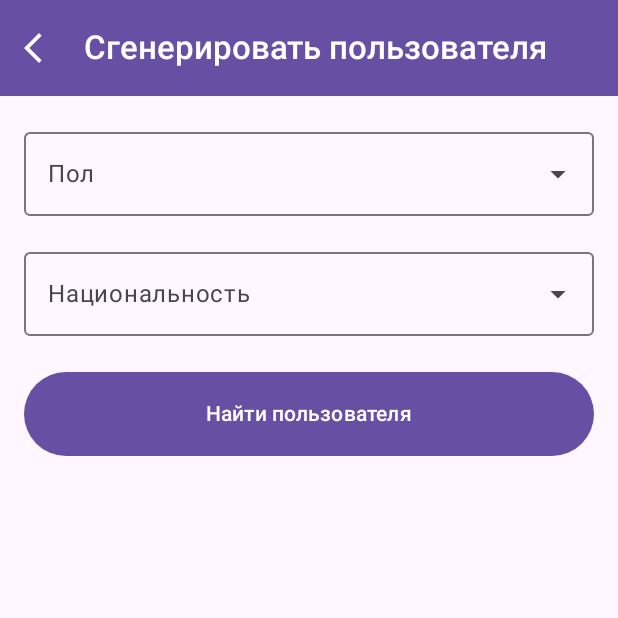
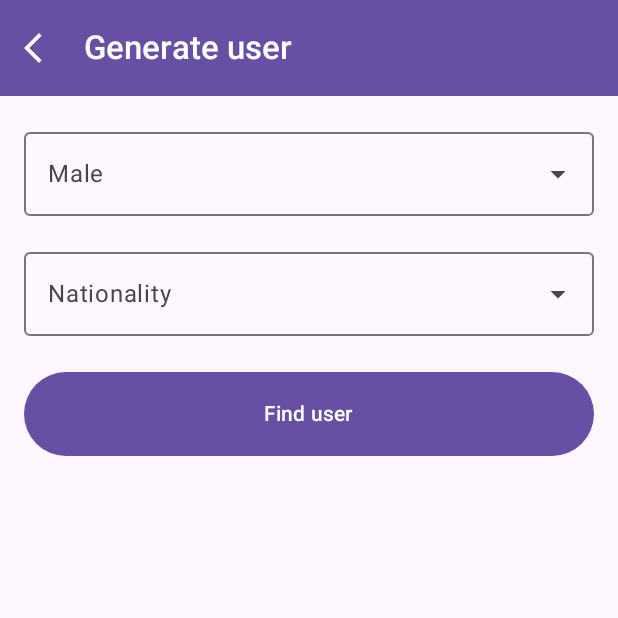
Before and after one commit to abcKristy/RandomUserApp, an Android app built with Jetpack Compose: the AddNewRandomUserScreen screen opened through its navigation route, on a phone screen of 412 x 824 dp, the top half of it. Run offline under Robolectric (Android 15) with nearby library versions, the phone set to English and light mode, and no system bars; our stand-ins replace Dagger/Hilt's generated code, Room's generated code; pictures from the network do not load.

Commit message:
all styles done in main version

```diff
--- a/app/src/main/java/com/example/horseinacoat/presentation/screens/MainScreen.kt
+++ b/app/src/main/java/com/example/horseinacoat/presentation/screens/MainScreen.kt
@@ -69,7 +69,7 @@ fun MainScreen(
             Spacer(modifier = Modifier.height(40.dp))
 
             Text(
-                text = "Кто будет на этот раз?",
+                text = "Who will it be this time?",
                 style = MaterialTheme.typography.headlineLarge,
                 color = MaterialTheme.colorScheme.primary,
                 fontWeight = FontWeight.Bold,
@@ -95,7 +95,7 @@ fun MainScreen(
                 )
             ) {
                 Text(
-                    text = "Обычный режим",
+                    text = "Simple mode",
                     fontSize = 18.sp,
                     fontWeight = FontWeight.Medium
                 )
@@ -119,7 +119,7 @@ fun MainScreen(
                 )
             ) {
                 Text(
-                    text = "Кастомная версия",
+                    text = "Custom mode",
                     fontSize = 18.sp,
                     fontWeight = FontWeight.Medium
                 )
--- a/app/src/main/java/com/example/horseinacoat/presentation/screens/usual/AddNewRandomUserScreen.kt
+++ b/app/src/main/java/com/example/horseinacoat/presentation/screens/usual/AddNewRandomUserScreen.kt
@@ -1,6 +1,5 @@
 package com.example.horseinacoat.presentation.screens.usual
 
-import androidx.compose.foundation.layout.Arrangement
 import androidx.compose.foundation.layout.Column
 import androidx.compose.foundation.layout.Row
 import androidx.compose.foundation.layout.Spacer
@@ -27,11 +26,9 @@ import androidx.compose.material3.OutlinedTextField
 import androidx.compose.material3.Scaffold
 import androidx.compose.material3.Surface
 import androidx.compose.material3.Text
-import androidx.compose.material3.TextField
 import androidx.compose.material3.TopAppBar
 import androidx.compose.material3.TopAppBarDefaults
 import androidx.compose.runtime.Composable
-import androidx.compose.runtime.LaunchedEffect
 import androidx.compose.runtime.collectAsState
 import androidx.compose.runtime.getValue
 import androidx.compose.runtime.mutableStateOf
@@ -100,15 +97,15 @@ fun AddNewRandomUserContent(
     var genderExpanded by remember { mutableStateOf(false) }
     var nationalityExpanded by remember { mutableStateOf(false) }
 
-    val genders = listOf("Мужской", "Женский")
-    val nationalities = listOf("AU", "BR", "CA", "CH", "DE,", "DK", "ES", "FI", "FR", "GB", "IE", "IN", "IR", "MX", "NL", "NO", "NZ", "RS", "TR", "UA", "US")
+    val genders = listOf("Man", "Woman")
+    val nationalities = listOf("AU", "BR", "CA", "CH", "DE", "DK", "ES", "FI", "FR", "GB", "IE", "IN", "IR", "MX", "NL", "NO", "NZ", "RS", "TR", "UA", "US")
 
     Scaffold(
         topBar = {
             TopAppBar(
                 title = {
                     Text(
-                        "Сгенерировать пользователя",
+                        "Generate user",
                         color = MaterialTheme.colorScheme.onPrimary,
                         fontWeight = FontWeight.Medium
                     )
@@ -124,7 +121,7 @@ fun AddNewRandomUserContent(
                     ) {
                         Icon(
                             painter = painterResource(id = R.drawable.ic_back),
-                            contentDescription = "Назад",
+                            contentDescription = "Back",
                             tint = MaterialTheme.colorScheme.onPrimary
                         )
                     }
@@ -156,8 +153,8 @@ fun AddNewRandomUserContent(
                         modifier = Modifier
                             .fillMaxWidth()
                             .menuAnchor(),
-                        label = { Text("Пол") },
-                        placeholder = { Text("Выберите пол") }
+                        label = { Text("Male") },
+                        placeholder = { Text("Choose male") }
                     )
 
                     ExposedDropdownMenu(
@@ -165,7 +162,7 @@ fun AddNewRandomUserContent(
                         onDismissRequest = { genderExpanded = false }
                     ) {
                         DropdownMenuItem(
-                            text = { Text("Любой") },
+                            text = { Text("Any") },
                             onClick = {
                                 selectedGender = null
                                 genderExpanded = false
@@ -197,8 +194,8 @@ fun AddNewRandomUserContent(
                         modifier = Modifier
                             .fillMaxWidth()
                             .menuAnchor(),
-                        label = { Text("Национальность") },
-                        placeholder = { Text("Выберите национальность") }
+                        label = { Text("Nationality") },
+                        placeholder = { Text("Choose nationality") }
                     )
 
                     ExposedDropdownMenu(
@@ -206,7 +203,7 @@ fun AddNewRandomUserContent(
                         onDismissRequest = { nationalityExpanded = false }
                     ) {
                         DropdownMenuItem(
-                            text = { Text("Любая") },
+                            text = { Text("Any") },
                             onClick = {
                                 selectedNationality = null
                                 nationalityExpanded = false
@@ -231,7 +228,7 @@ fun AddNewRandomUserContent(
                         Button(
                             onClick = {
                                 onChangeUser(
-                                    selectedGender?.let { if (it == "Мужской") "male" else "female" },
+                                    selectedGender?.let { if (it == "Man") "male" else "female" },
                                     selectedNationality
                                 )
                             },
@@ -243,14 +240,14 @@ fun AddNewRandomUserContent(
                                 contentColor = MaterialTheme.colorScheme.onSecondary
                             )
                         ) {
-                            Text("Поменять пользователя")
+                            Text("Choose another user")
                         }
                     }
                     else -> {
                         Button(
                             onClick = {
                                 onFindUser(
-                                    selectedGender?.let { if (it == "Мужской") "male" else "female" },
+                                    selectedGender?.let { if (it == "Man") "male" else "female" },
                                     selectedNationality
                                 )
                             },
@@ -269,7 +266,7 @@ fun AddNewRandomUserContent(
                                     color = MaterialTheme.colorScheme.onPrimary
                                 )
                             } else {
-                                Text("Найти пользователя")
+                                Text("Find user")
                             }
                         }
                     }
@@ -299,7 +296,7 @@ fun AddNewRandomUserContent(
                             horizontalAlignment = Alignment.CenterHorizontally
                         ) {
                             Text(
-                                text = "Пользователь сохранен!",
+                                text = "User saved!",
                                 style = MaterialTheme.typography.headlineSmall,
                                 color = MaterialTheme.colorScheme.primary,
                                 modifier = Modifier.padding(bottom = 16.dp)
@@ -339,7 +336,7 @@ fun UserCard(
             modifier = Modifier.padding(20.dp)
         ) {
             Text(
-                text = "Найденный пользователь",
+                text = "Random user",
                 style = MaterialTheme.typography.titleLarge,
                 fontWeight = FontWeight.Bold,
                 color = MaterialTheme.colorScheme.onSurface,
@@ -354,7 +351,7 @@ fun UserCard(
                     contentDescription = "User Avatar",
                     modifier = Modifier
                         .size(80.dp)
-                        .clip(CircleShape)
+                        .clip(RoundedCornerShape(12.dp))
                 )
 
                 Spacer(modifier = Modifier.size(16.dp))
@@ -421,7 +418,7 @@ fun UserCard(
                         contentColor = MaterialTheme.colorScheme.onPrimary
                     )
                 ) {
-                    Text("Сохранить пользователя")
+                    Text("Save user")
                 }
             }
         }
```
Also changed, not shown: app/src/main/java/com/example/horseinacoat/presentation/screens/usual/ListRandomUserScreen.kt (+16 -16 lines), app/src/main/java/com/example/horseinacoat/presentation/screens/usual/UserDetailScreen.kt (+47 -42 lines).
